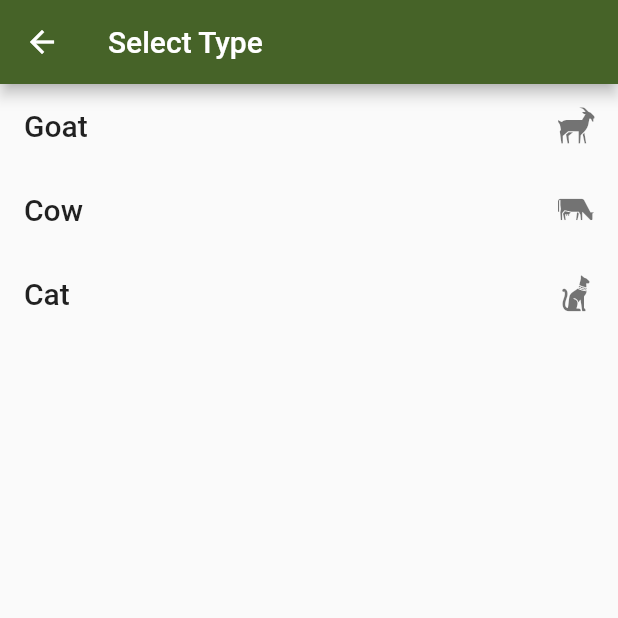
After one commit to Pertempto/herde, a Flutter app: the TypeSelector screen opened directly, on a phone screen of 412 x 824 dp, the top half of it. The commit adds this screen. Run offline on Flutter 3.47's test engine with Material 2 defaults, Android fonts, the phone set to English and light mode, and no system bars; our stand-ins replace cloud_firestore, firebase_auth, firebase_core, freezed_annotation, material_design_icons_flutter, package_info_plus; missing offline and left inert: flutterfire_ui; accounts and stored records are empty; generated files the repository leaves out were written again.

Commit message:
Added type selector.

```diff
--- /dev/null
+++ b/lib/ui/type_selector.dart
@@ -0,0 +1,26 @@
+import 'package:flutter/material.dart';
+import 'package:flutter/widgets.dart';
+
+import 'animal_icon.dart';
+import 'list_item.dart';
+
+class TypeSelector extends StatelessWidget {
+  static const List<String> types = ['Goat', 'Cow', 'Cat'];
+
+  const TypeSelector({Key? key}) : super(key: key);
+
+  @override
+  Widget build(BuildContext context) {
+    return Scaffold(
+      appBar: AppBar(
+        title: const Text('Select Type'),
+      ),
+      body: ListView(
+        children: types
+            .map((type) =>
+                ListItem(title: type, trailing: AnimalIcon(type: type), onTap: () => Navigator.pop(context, type)))
+            .toList(),
+      ),
+    );
+  }
+}
```
Also changed, not shown: lib/ui/herd_settings.dart (+14 -4 lines).
